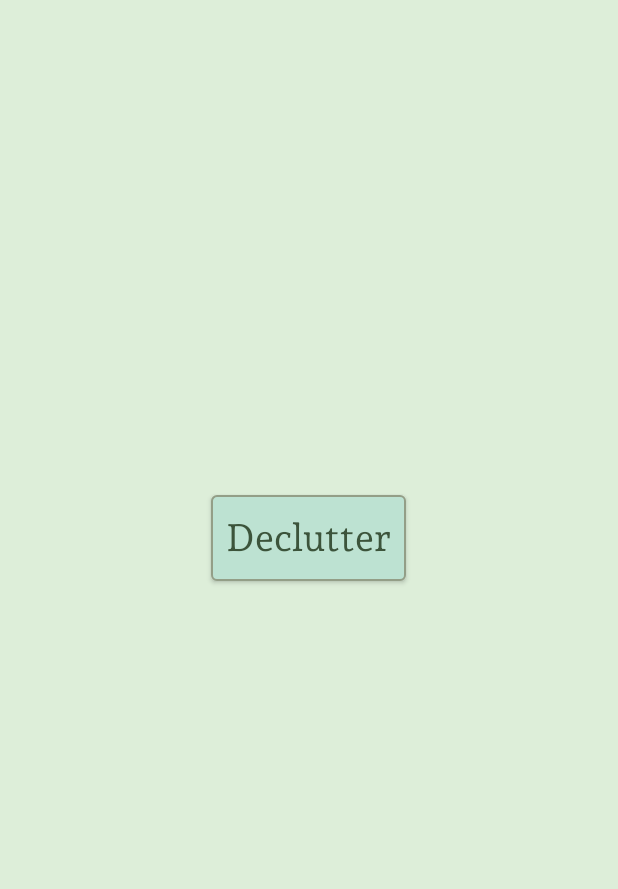
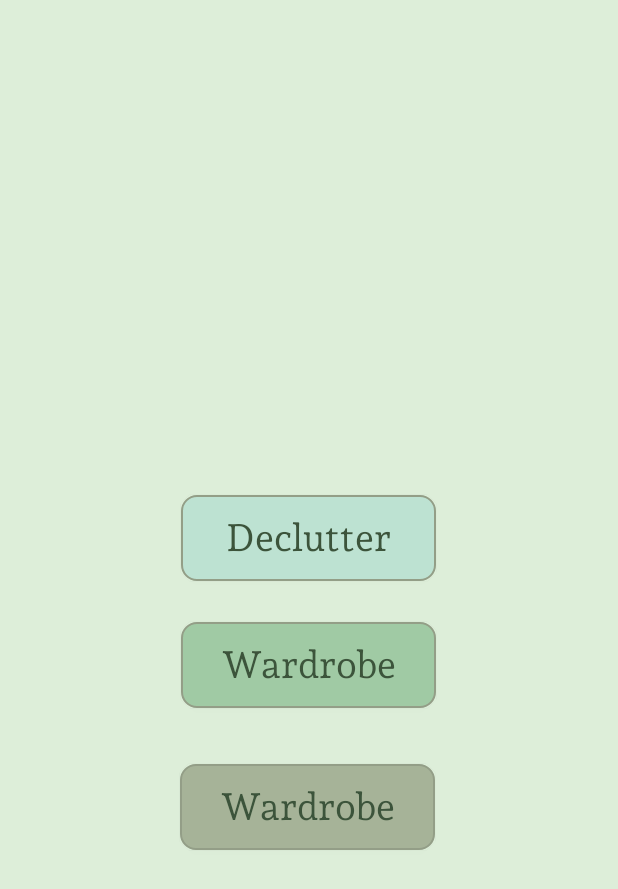
Before and after one commit to AagmaPekol/GitHub_Repository_P2_DeClutter, an Android app: the JuliasTemplate screen opened directly, with no data from a screen before it, on a phone screen of 412 x 824 dp. Shown: the top 889 px of the screen. Run offline under Robolectric (Android 15) with nearby library versions, the phone set to English and light mode, and no system bars; Roboto replaces fonts that are not available here.

Commit message:
button xml files (3 new)
pretty brown, pretty blue and pretty blue

```diff
--- a/P2_DeClutter_App/app/src/main/res/drawable/bg_main.xml
+++ b/P2_DeClutter_App/app/src/main/res/drawable/bg_main.xml
@@ -1,24 +1,4 @@
 <?xml version="1.0" encoding="utf-8"?>
 <selector xmlns:android="http://schemas.android.com/apk/res/android">
-    <item android:state_pressed="true" >
-        <shape android:shape="rectangle"  >
-            <corners android:radius="4dip" />
-            <stroke android:width="1dip" android:color="#939E87" />
-            <gradient android:angle="-90" android:startColor="#B0D2C3" android:endColor="#BDE2D2"  />
-        </shape>
-    </item>
-    <item android:state_focused="true">
-        <shape android:shape="rectangle"  >
-            <corners android:radius="3dip" />
-            <stroke android:width="1dip" android:color="#939E87" />
-            <solid android:color="#58857e"/>
-        </shape>
-    </item>
-    <item >
-        <shape android:shape="rectangle"  >
-            <corners android:radius="3dip" />
-            <stroke android:width="1dip" android:color="#939E87" />
-            <gradient android:angle="-90" android:startColor="#BDE2D2" android:endColor="#BDE2D2" />
-        </shape>
-    </item>
+
 </selector>
--- /dev/null
+++ b/P2_DeClutter_App/app/src/main/res/drawable/btn_blue_v1.xml
@@ -0,0 +1,24 @@
+<?xml version="1.0" encoding="utf-8"?>
+<selector xmlns:android="http://schemas.android.com/apk/res/android">
+    <item android:state_pressed="true" >
+        <shape android:shape="rectangle"  >
+            <corners android:radius="10dp" />
+            <stroke android:width="1dip" android:color="#939E87" />
+            <gradient android:angle="-90" android:startColor="#BDE2D2" android:endColor="#B0D2C3"  />
+        </shape>
+    </item>
+    <item android:state_focused="true">
+        <shape android:shape="rectangle"  >
+            <corners android:radius="10dp" />
+            <stroke android:width="1dip" android:color="#939E87" />
+            <solid android:color="#B0D2C3"/>
+        </shape>
+    </item>
+    <item >
+        <shape android:shape="rectangle"  >
+            <corners android:radius="10dp" />
+            <stroke android:width="1dip" android:color="#939E87" />
+            <gradient android:angle="-90" android:startColor="#BDE2D2" android:endColor="#BDE2D2" />
+        </shape>
+    </item>
+</selector>
--- /dev/null
+++ b/P2_DeClutter_App/app/src/main/res/drawable/btn_brown_v1.xml
@@ -0,0 +1,24 @@
+<?xml version="1.0" encoding="utf-8"?>
+<selector xmlns:android="http://schemas.android.com/apk/res/android">
+    <item android:state_pressed="true" >
+        <shape android:shape="rectangle"  >
+            <corners android:radius="10dp" />
+            <stroke android:width="1dip" android:color="#939E87" />
+            <gradient android:angle="-90" android:startColor="#A6B398" android:endColor="#9DA990"  />
+        </shape>
+    </item>
+    <item android:state_focused="true">
+        <shape android:shape="rectangle"  >
+            <corners android:radius="10dp" />
+            <stroke android:width="1dip" android:color="#939E87" />
+            <solid android:color="#9DA990"/>
+        </shape>
+    </item>
+    <item >
+        <shape android:shape="rectangle"  >
+            <corners android:radius="10dp" />
+            <stroke android:width="1dip" android:color="#939E87" />
+            <gradient android:angle="-90" android:startColor="#A6B398" android:endColor="#A6B398" />
+        </shape>
+    </item>
+</selector>
--- /dev/null
+++ b/P2_DeClutter_App/app/src/main/res/drawable/btn_green_v1.xml
@@ -0,0 +1,24 @@
+<?xml version="1.0" encoding="utf-8"?>
+<selector xmlns:android="http://schemas.android.com/apk/res/android">
+    <item android:state_pressed="true" >
+        <shape android:shape="rectangle"  >
+            <corners android:radius="10dp" />
+            <stroke android:width="1dip" android:color="#939E87" />
+            <gradient android:angle="-90" android:startColor="#A0CAA4" android:endColor="#92B996"  />
+        </shape>
+    </item>
+    <item android:state_focused="true">
+        <shape android:shape="rectangle"  >
+            <corners android:radius="10dp" />
+            <stroke android:width="1dip" android:color="#939E87" />
+            <solid android:color="#92B996"/>
+        </shape>
+    </item>
+    <item >
+        <shape android:shape="rectangle"  >
+            <corners android:radius="10dp" />
+            <stroke android:width="1dip" android:color="#939E87" />
+            <gradient android:angle="-90" android:startColor="#A0CAA4" android:endColor="#A0CAA4" />
+        </shape>
+    </item>
+</selector>
--- a/P2_DeClutter_App/app/src/main/res/layout/activity_julias_template.xml
+++ b/P2_DeClutter_App/app/src/main/res/layout/activity_julias_template.xml
@@ -9,10 +9,10 @@
     tools:context=".JuliasTemplate">
 
     <Button
-        android:id="@+id/button1"
-        android:layout_width="wrap_content"
+        android:id="@+id/declutterBtn2"
+        android:layout_width="170dp"
         android:layout_height="wrap_content"
-        android:background="@drawable/bg_main"
+        android:background="@drawable/btn_blue_v1"
         android:fontFamily="@font/andada_pro2"
         android:padding="10dp"
         android:text="Declutter"
@@ -27,5 +27,43 @@
         app:layout_constraintTop_toTopOf="parent"
         app:layout_constraintVertical_bias="0.43" />
 
+    <Button
+        android:id="@+id/wardrobeBtn2"
+        android:layout_width="170dp"
+        android:layout_height="wrap_content"
+        android:background="@drawable/btn_green_v1"
+        android:fontFamily="@font/andada_pro2"
+        android:padding="10dp"
+        android:text="Wardrobe"
+        android:textAllCaps="false"
+        android:textColor="#3C543B"
+        android:textColorLink="#FBFFFFFF"
+        android:textSize="25sp"
+        app:layout_constraintBottom_toBottomOf="parent"
+        app:layout_constraintEnd_toEndOf="parent"
+        app:layout_constraintHorizontal_bias="0.498"
+        app:layout_constraintStart_toStartOf="parent"
+        app:layout_constraintTop_toTopOf="parent"
+        app:layout_constraintVertical_bias="0.541" />
+
+    <Button
+        android:id="@+id/wardrobeBtn3"
+        android:layout_width="170dp"
+        android:layout_height="wrap_content"
+        android:background="@drawable/btn_brown_v1"
+        android:fontFamily="@font/andada_pro2"
+        android:padding="10dp"
+        android:text="Wardrobe"
+        android:textAllCaps="false"
+        android:textColor="#3C543B"
+        android:textColorLink="#FBFFFFFF"
+        android:textSize="25sp"
+        app:layout_constraintBottom_toBottomOf="parent"
+        app:layout_constraintEnd_toEndOf="parent"
+        app:layout_constraintHorizontal_bias="0.497"
+        app:layout_constraintStart_toStartOf="parent"
+        app:layout_constraintTop_toTopOf="parent"
+        app:layout_constraintVertical_bias="0.664" />
+
 
 </androidx.constraintlayout.widget.ConstraintLayout>
```
